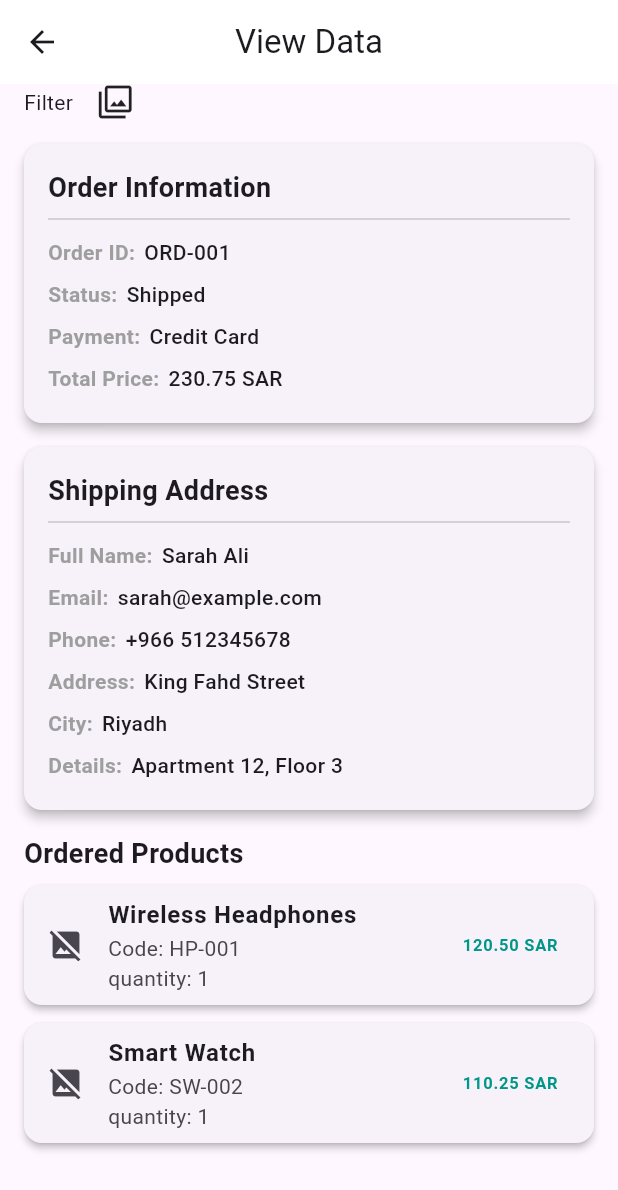
After one commit to ftoome545/fruits_hub_dashboard, a Flutter app: the OrderView screen opened by its route, on a phone screen of 412 x 824 dp. The commit adds this screen. Shown: the top 1190 px of the screen. Run offline on Flutter 3.47's test engine with Material 3 defaults, Android fonts, the phone set to English and light mode, and no system bars; our stand-ins replace cloud_firestore, dartz, firebase_core, flutter_bloc, get_it, image_picker and 3 more; accounts and stored records are empty; network calls fail; key blocks and very long unbroken strings in the code were emptied for the run.

Commit message:
Fix the problem with uploding the right image path, upgrade gradle version, create order_view, filter section and order_items

```diff
--- /dev/null
+++ b/lib/core/helper_functions/get_dummy_order.dart
@@ -0,0 +1,39 @@
+import '../../features/order/data/models/order_model.dart';
+import '../../features/order/data/models/order_product_model.dart';
+import '../../features/order/data/models/shipping_address_model.dart';
+
+OrderModel getDummyOrder() {
+  return OrderModel(
+    totalPrice: 230.75,
+    uId: 'user_12345',
+    orderID: 'ORD-001',
+    paymentMethod: 'Credit Card',
+    status: 'Shipped',
+    shippingAddressModel: ShippingAddressModel(
+      fullName: 'Sarah Ali',
+      email: 'sarah@example.com',
+      phone: '+966 512345678',
+      address: 'King Fahd Street',
+      city: 'Riyadh',
+      addressDetails: 'Apartment 12, Floor 3',
+    ),
+    orderProduct: [
+      OrderProductModel(
+        name: 'Wireless Headphones',
+        code: 'HP-001',
+        imageUrl:
+            'https://www.leafstudios.in/cdn/shop/files/1_a43c5e0b-3a47-497d-acec-b4764259b10e_1024x1024.png?v=1750486829',
+        price: 120.50,
+        quantity: 1,
+      ),
+      OrderProductModel(
+        name: 'Smart Watch',
+        code: 'SW-002',
+        imageUrl:
+            'https://cdn.salla.sa/WKPN/f7fa8216-ff4c-42eb-9f7f-c2200f3e1050-1000x780.35902851109-VzHAEH2mDAtBwdTocvFY3D87UtF0iE7oGOe58eMd.png',
+        price: 110.25,
+        quantity: 1,
+      ),
+    ],
+  );
+}
--- a/lib/core/helper_functions/on_generate_routes.dart
+++ b/lib/core/helper_functions/on_generate_routes.dart
@@ -2,6 +2,7 @@ import 'package:flutter/material.dart';
 import 'package:fruits_hub_dashboard/features/add_product/presentation/view/add_product_view.dart';
 import 'package:fruits_hub_dashboard/features/dashboard/view/dashboard_view.dart';
 import 'package:fruits_hub_dashboard/features/dashboard/view/widgets/skeletonizer_loading.dart';
+import 'package:fruits_hub_dashboard/features/order/presentation/view/order_view.dart';
 
 Route<dynamic> onGenerateRoute(RouteSettings settings) {
   switch (settings.name) {
@@ -11,6 +12,9 @@ Route<dynamic> onGenerateRoute(RouteSettings settings) {
     case AddProductView.routeName:
       return MaterialPageRoute(builder: (context) => const AddProductView());
 
+    case OrderView.routeName:
+      return MaterialPageRoute(builder: (context) => const OrderView());
+
     case SkeletonizerExample.routeName:
       return MaterialPageRoute(
           builder: (context) => const SkeletonizerExample());
--- a/lib/core/services/data_service.dart
+++ b/lib/core/services/data_service.dart
@@ -4,8 +4,7 @@ abstract class DatabaseService {
       required Map<String, dynamic> data,
       String? documentId});
 
-  Future<Map<String, dynamic>> getData(
-      {required String path, required String docuementId});
+  Future<dynamic> getData({required String path, String? docuementId});
 
   Future<bool> checkIfDataExists(
       {required String path, required String documentId});
--- a/lib/core/services/firestore_service.dart
+++ b/lib/core/services/firestore_service.dart
@@ -16,11 +16,14 @@ class FirestoreService implements DatabaseService {
   }
 
   @override
-  Future<Map<String, dynamic>> getData(
-      {required String path, required String docuementId}) async {
-    var data = await firestore.collection(path).doc(docuementId).get();
-
-    return data.data() as Map<String, dynamic>;
+  Future<dynamic> getData({required String path, String? docuementId}) async {
+    if (docuementId != null) {
+      var data = await firestore.collection(path).doc(docuementId).get();
+      return data.data();
+    } else {
+      var data = await firestore.collection(path).get();
+      return data.docs.map((e) => e.data()).toList();
+    }
   }
 
   @override
--- a/lib/core/services/supabase_storage.dart
+++ b/lib/core/services/supabase_storage.dart
@@ -10,11 +10,10 @@ class SupabaseStorage implements StorageService {
     String fileName = p.basename(file.path);
     // String extension = p.extension(file.path);
 
-    var result =
-        await supabase.storage.from('files').upload('$path/$fileName', file);
+    await supabase.storage.from('files').upload('$path/$fileName', file);
 
     final String fileUrl =
         supabase.storage.from('files').getPublicUrl('$path/$fileName');
-    return result;
+    return fileUrl;
   }
 }
--- a/lib/core/widgets/build_app_bar.dart
+++ b/lib/core/widgets/build_app_bar.dart
@@ -1,9 +1,9 @@
 import 'package:flutter/material.dart';
 
-AppBar buildAppBar() {
+AppBar buildAppBar(String title) {
   return AppBar(
     centerTitle: true,
-    title: const Text('App Product'),
+    title: Text(title),
     backgroundColor: Colors.white,
   );
 }
--- a/lib/features/add_product/models/product_model.dart
+++ b/lib/features/add_product/models/product_model.dart
@@ -45,6 +45,7 @@ class ProductModel {
       expirationsMonths: addProductInputEntity.expirationsMonths,
       numberOfCalories: addProductInputEntity.numberOfCalories,
       unitAmount: addProductInputEntity.unitAmount,
+      imageUrl: addProductInputEntity.imageUrl,
       isOrganic: addProductInputEntity.isOrganic,
       review: addProductInputEntity.review
           .map((e) => ReviewModel.fromEntity(e))
--- a/lib/features/add_product/presentation/view/add_product_view.dart
+++ b/lib/features/add_product/presentation/view/add_product_view.dart
@@ -14,7 +14,7 @@ class AddProductView extends StatelessWidget {
   Widget build(BuildContext context) {
     return Scaffold(
       backgroundColor: Colors.white,
-      appBar: buildAppBar(),
+      appBar: buildAppBar('App Product'),
       body: BlocProvider(
         create: (context) => AddProductCubit(
           getit<ImagesRepo>(),
--- a/lib/features/dashboard/view/widgets/dashboard_view_body.dart
+++ b/lib/features/dashboard/view/widgets/dashboard_view_body.dart
@@ -1,6 +1,7 @@
 import 'package:flutter/material.dart';
 import 'package:fruits_hub_dashboard/core/widgets/custom_button.dart';
 import 'package:fruits_hub_dashboard/features/add_product/presentation/view/add_product_view.dart';
+import 'package:fruits_hub_dashboard/features/order/presentation/view/order_view.dart';
 
 class DashboardViewBody extends StatelessWidget {
   const DashboardViewBody({super.key});
@@ -17,6 +18,14 @@ class DashboardViewBody extends StatelessWidget {
                 Navigator.pushNamed(context, AddProductView.routeName);
               },
               text: 'Add Data'),
+          const SizedBox(
+            height: 16,
+          ),
+          CustomButton(
+              onPressed: () {
+                Navigator.pushNamed(context, OrderView.routeName);
+              },
+              text: 'View Data'),
         ],
       ),
     );
--- a/lib/features/dashboard/view/widgets/skeletonizer_loading.dart
+++ b/lib/features/dashboard/view/widgets/skeletonizer_loading.dart
@@ -7,7 +7,7 @@ class SkeletonizerExample extends StatelessWidget {
   @override
   Widget build(BuildContext context) {
     return Scaffold(
-      appBar: buildAppBar(),
+      appBar: buildAppBar('App Product'),
     );
   }
 }
--- /dev/null
+++ b/lib/features/order/data/models/order_model.dart
@@ -0,0 +1,47 @@
+import 'order_product_model.dart';
+import 'shipping_address_model.dart';
+
+class OrderModel {
+  final double totalPrice;
+  final String uId;
+  final ShippingAddressModel shippingAddressModel;
+  final List<OrderProductModel> orderProduct;
+  final String paymentMethod;
+  final String? status;
+  final String orderID;
+
+  OrderModel({
+    required this.totalPrice,
+    required this.uId,
+    required this.shippingAddressModel,
+    required this.orderProduct,
+    required this.paymentMethod,
+    required this.status,
+    required this.orderID,
+  });
+
+  factory OrderModel.fromJson(Map<String, dynamic> json) {
+    return OrderModel(
+      totalPrice: json['totalPrice'],
+      uId: json['uId'],
+      status: json['status'],
+      orderID: json['orderId'],
+      shippingAddressModel:
+          ShippingAddressModel.fromJson(json['shippingAddressModel']),
+      orderProduct: List<OrderProductModel>.from(
+          json['orderProducts'].map((e) => OrderProductModel.fromJson(e))),
+      paymentMethod: json['paymentMethod'],
+    );
+  }
+  toJson() {
+    return {
+      'totalPrice': totalPrice,
+      'uId': uId,
+      'status': 'pending',
+      'date': DateTime.now().toString(),
+      'shippingAddressModel': shippingAddressModel.toJson(),
+      'orderPrdocut': orderProduct.map((e) => e.toJson()).toList(),
+      'paymentMethod': paymentMethod,
+    };
+  }
+}
--- /dev/null
+++ b/lib/features/order/data/models/order_product_model.dart
@@ -0,0 +1,33 @@
+class OrderProductModel {
+  final String name;
+  final String code;
+  final String imageUrl;
+  final double price;
+  final int quantity;
+
+  OrderProductModel(
+      {required this.name,
+      required this.code,
+      required this.imageUrl,
+      required this.price,
+      required this.quantity});
+
+  factory OrderProductModel.fromJson(Map<String, dynamic> json) {
+    return OrderProductModel(
+      name: json['name'],
+      code: json['code'],
+      imageUrl: json['imageUrl'],
+      price: json['price'],
+      quantity: json['quantity'],
+    );
+  }
+  toJson() {
+    return {
+      'name': name,
+      'code': code,
+      'imageUrl': imageUrl,
+      'price': price,
+      'quantity': quantity,
+    };
+  }
+}
--- /dev/null
+++ b/lib/features/order/data/models/shipping_address_model.dart
@@ -0,0 +1,43 @@
+class ShippingAddressModel {
+  String? fullName;
+  String? email;
+  String? address;
+  String? city;
+  String? addressDetails;
+  String? phone;
+
+  ShippingAddressModel(
+      {this.fullName,
+      this.email,
+      this.address,
+      this.city,
+      this.addressDetails,
+      this.phone});
+
+  @override
+  String toString() {
+    return '$address $addressDetails $city';
+  }
+
+  factory ShippingAddressModel.fromJson(Map<String, dynamic> json) {
+    return ShippingAddressModel(
+      fullName: json['fullName'],
+      phone: json['phone'],
+      address: json['address'],
+      addressDetails: json['addressDetails'],
+      city: json['city'],
+      email: json['email'],
+    );
+  }
+
+  toJson() {
+    return {
+      'fullName': fullName,
+      'email': email,
+      'address': address,
+      'city': city,
+      'addressDetails': addressDetails,
+      'phone': phone,
+    };
+  }
+}
--- /dev/null
+++ b/lib/features/order/presentation/view/order_view.dart
@@ -0,0 +1,16 @@
+import 'package:flutter/material.dart';
+
+import '../../../../core/widgets/build_app_bar.dart';
+import 'widgets/order_view_body.dart';
+
+class OrderView extends StatelessWidget {
+  const OrderView({super.key});
+  static const routeName = 'order';
+  @override
+  Widget build(BuildContext context) {
+    return Scaffold(
+      appBar: buildAppBar('View Data'),
+      body: const OrderViewBody(),
+    );
+  }
+}
--- /dev/null
+++ b/lib/features/order/presentation/view/widgets/filter_section.dart
@@ -0,0 +1,20 @@
+import 'package:flutter/material.dart';
+
+class FilterSection extends StatelessWidget {
+  const FilterSection({
+    super.key,
+  });
+
+  @override
+  Widget build(BuildContext context) {
+    return const Row(
+      children: [
+        Text('Filter'),
+        SizedBox(
+          width: 16,
+        ),
+        Icon(Icons.filter)
+      ],
+    );
+  }
+}
--- /dev/null
+++ b/lib/features/order/presentation/view/widgets/order_item.dart
@@ -0,0 +1,154 @@
+import 'package:flutter/material.dart';
+
+import '../../../data/models/order_model.dart';
+
+class OrderItem extends StatelessWidget {
+  final OrderModel order;
+
+  const OrderItem({super.key, required this.order});
+
+  @override
+  Widget build(BuildContext context) {
+    final shipping = order.shippingAddressModel;
+
+    return Column(
+      crossAxisAlignment: CrossAxisAlignment.start,
+      children: [
+        // 🧾 Order Information
+        Card(
+          shape: RoundedRectangleBorder(
+            borderRadius: BorderRadius.circular(12),
+          ),
+          elevation: 3,
+          margin: const EdgeInsets.only(bottom: 16),
+          child: Padding(
+            padding: const EdgeInsets.all(16),
+            child: Column(
+              crossAxisAlignment: CrossAxisAlignment.start,
+              children: [
+                const Text(
+                  'Order Information',
+                  style: TextStyle(
+                    fontSize: 18,
+                    fontWeight: FontWeight.bold,
+                  ),
+                ),
+                const Divider(),
+                _buildInfoRow('Order ID:', order.orderID),
+                _buildInfoRow('Status:', order.status ?? 'Pending'),
+                _buildInfoRow('Payment:', order.paymentMethod),
+                _buildInfoRow('Total Price:',
+                    '${order.totalPrice.toStringAsFixed(2)} SAR'),
+              ],
+            ),
+          ),
+        ),
+
+        // 📦 Shipping Address
+        Card(
+          shape: RoundedRectangleBorder(
+            borderRadius: BorderRadius.circular(12),
+          ),
+          elevation: 3,
+          margin: const EdgeInsets.only(bottom: 16),
+          child: Padding(
+            padding: const EdgeInsets.all(16),
+            child: Column(
+              crossAxisAlignment: CrossAxisAlignment.start,
+              children: [
+                const Text(
+                  'Shipping Address',
+                  style: TextStyle(
+                    fontSize: 18,
+                    fontWeight: FontWeight.bold,
+                  ),
+                ),
+                const Divider(),
+                _buildInfoRow('Full Name:', shipping.fullName ?? 'N/A'),
+                _buildInfoRow('Email:', shipping.email ?? 'N/A'),
+                _buildInfoRow('Phone:', shipping.phone ?? 'N/A'),
+                _buildInfoRow('Address:', shipping.address ?? 'N/A'),
+                _buildInfoRow('City:', shipping.city ?? 'N/A'),
+                _buildInfoRow('Details:', shipping.addressDetails ?? 'N/A'),
+              ],
+            ),
+          ),
+        ),
+
+        // 🛍️ Ordered Products
+        const Text(
+          'Ordered Products',
+          style: TextStyle(fontSize: 18, fontWeight: FontWeight.bold),
+        ),
+        const SizedBox(height: 8),
+        ListView.builder(
+          itemCount: order.orderProduct.length,
+          shrinkWrap: true,
+          physics: const NeverScrollableScrollPhysics(),
+          itemBuilder: (context, index) {
+            final product = order.orderProduct[index];
+            return Card(
+              shape: RoundedRectangleBorder(
+                borderRadius: BorderRadius.circular(12),
+              ),
+              elevation: 2,
+              margin: const EdgeInsets.only(bottom: 12),
+              child: ListTile(
+                leading: ClipRRect(
+                  borderRadius: BorderRadius.circular(8),
+                  child: Image.network(
+                    product.imageUrl,
+                    width: 60,
+                    height: 60,
+                    fit: BoxFit.cover,
+                    errorBuilder: (context, error, stack) =>
+                        const Icon(Icons.image_not_supported),
+                  ),
+                ),
+                title: Text(product.name,
+                    style: const TextStyle(fontWeight: FontWeight.bold)),
+                subtitle: Column(
+                  crossAxisAlignment: CrossAxisAlignment.start,
+                  children: [
+                    Text('Code: ${product.code}'),
+                    Text('quantity: ${product.quantity}'),
+                  ],
+                ),
+                trailing: Text(
+                  '${product.price.toStringAsFixed(2)} SAR',
+                  style: const TextStyle(
+                    fontWeight: FontWeight.bold,
+                    color: Colors.teal,
+                  ),
+                ),
+              ),
+            );
+          },
+        ),
+      ],
+    );
+  }
+
+  Widget _buildInfoRow(String title, String value) {
+    return Padding(
+      padding: const EdgeInsets.symmetric(vertical: 4),
+      child: Row(
+        crossAxisAlignment: CrossAxisAlignment.start,
+        children: [
+          Text(
+            title,
+            style: const TextStyle(
+                fontWeight: FontWeight.w600, color: Colors.grey),
+          ),
+          const SizedBox(width: 6),
+          Expanded(
+            child: Text(
+              value,
+              style: const TextStyle(fontWeight: FontWeight.w500),
+            ),
+          ),
+        ],
+      ),
+    );
+  }
+}
--- /dev/null
+++ b/lib/features/order/presentation/view/widgets/order_view_body.dart
@@ -0,0 +1,29 @@
+import 'package:flutter/material.dart';
+import 'package:fruits_hub_dashboard/core/helper_functions/get_dummy_order.dart';
+
+import 'filter_section.dart';
+import 'order_item.dart';
+
+class OrderViewBody extends StatelessWidget {
+  const OrderViewBody({super.key});
+
+  @override
+  Widget build(BuildContext context) {
+    return Padding(
+      padding: const EdgeInsets.symmetric(horizontal: 16),
+      child: SingleChildScrollView(
+        child: Column(
+          children: [
+            const FilterSection(),
+            const SizedBox(
+              height: 16,
+            ),
+            OrderItem(
+              order: getDummyOrder(),
+            ),
+          ],
+        ),
+      ),
+    );
+  }
+}
```
Also changed, not shown: 3 other files.
